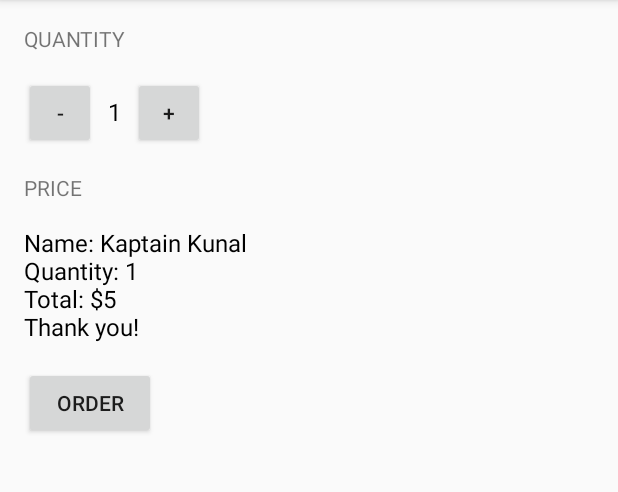
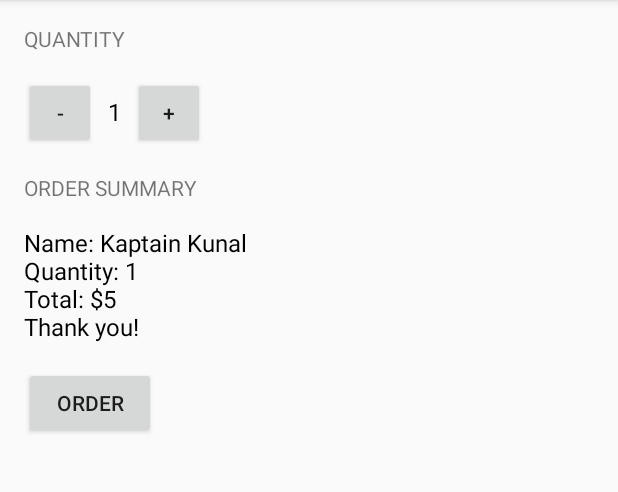
Before and after one commit to williamscs/JustJava, an Android app: the screen it shows after launch (MainActivity), after a tap on "ORDER", on a phone screen of 412 x 824 dp, the part 84-576 px from its top. Run offline under Robolectric (Android 15) with nearby library versions, the phone set to English and light mode, and no system bars.

Commit message:
Change wording to order summary view rather than price view

```diff
--- a/app/src/main/java/com/example/android/justjava/MainActivity.java
+++ b/app/src/main/java/com/example/android/justjava/MainActivity.java
@@ -39,8 +39,8 @@ public class MainActivity extends AppCompatActivity {
     public void submitOrder(View view) {
         String summary = this.createOrderSummary(this.calculatePrice());
 
-        TextView priceTextView = (TextView) findViewById(R.id.price_text_view);
-        priceTextView.setText(summary);
+        TextView orderSummaryTextView = (TextView) findViewById(R.id.order_summary_text_view);
+        orderSummaryTextView.setText(summary);
     }
 
     /**
--- a/app/src/main/res/layout/activity_main.xml
+++ b/app/src/main/res/layout/activity_main.xml
@@ -45,10 +45,10 @@
         android:layout_height="wrap_content"
         android:layout_marginTop="16dp"
         android:layout_marginBottom="16dp"
-        android:text="Price"
+        android:text="Order Summary"
         android:textAllCaps="true"/>
     <TextView
-        android:id="@+id/price_text_view"
+        android:id="@+id/order_summary_text_view"
         android:textColor="@android:color/black"
         android:textSize="16sp"
         android:layout_width="wrap_content"
```
